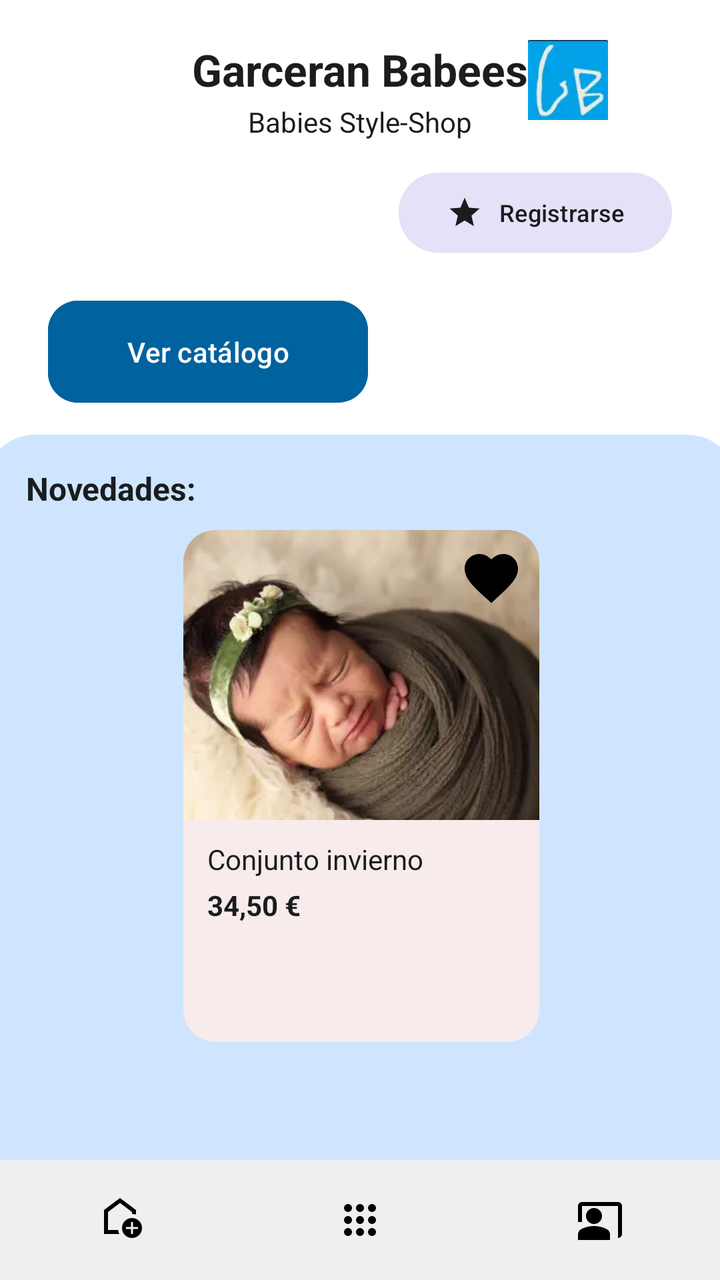
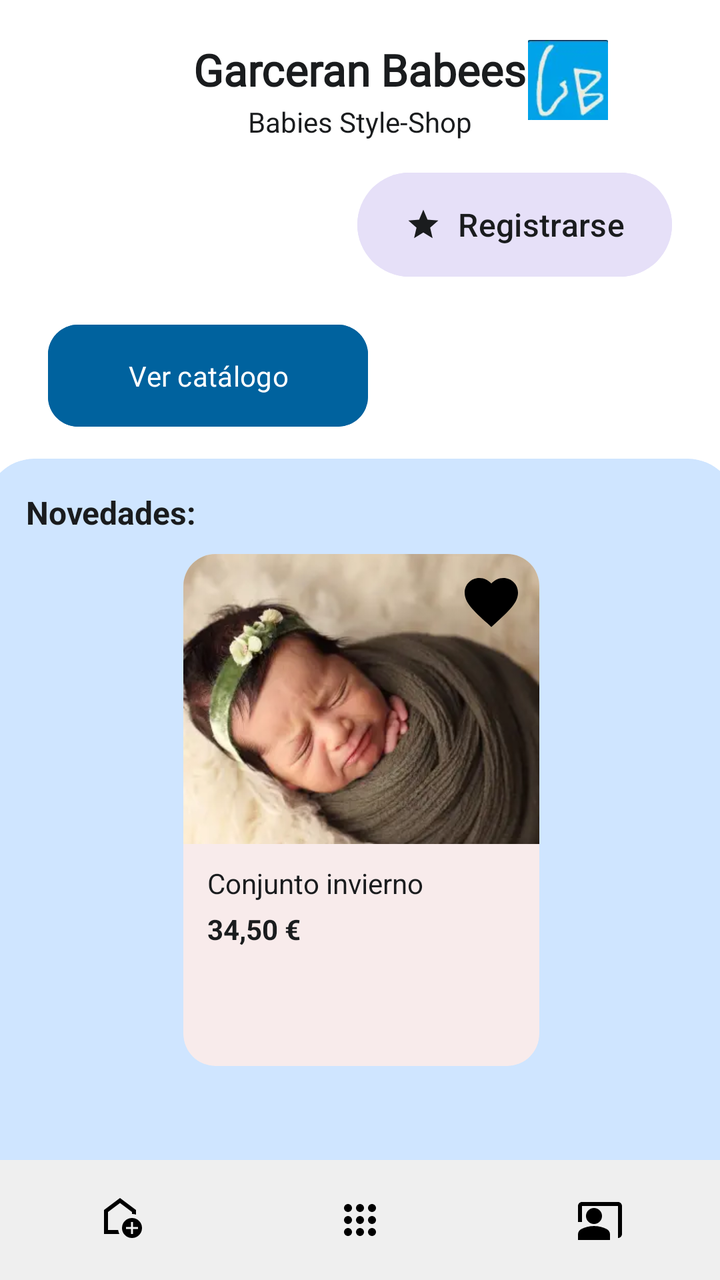

Before-and-after screenshots of an Android layout around one commit, followed by the original layout XML and the change that was made.
<!-- AndroidManifest.xml: application theme Theme.DePrototipoAlCodigo -->
<!-- res/layout/activity_main.xml -->
<?xml version="1.0" encoding="utf-8"?>
<androidx.constraintlayout.widget.ConstraintLayout
    xmlns:android="http://schemas.android.com/apk/res/android"
    xmlns:app="http://schemas.android.com/apk/res-auto"
    xmlns:tools="http://schemas.android.com/tools"
    android:layout_width="match_parent"
    android:layout_height="match_parent"
    android:background="#FFFFFF"
    tools:context=".MainActivity">

    <TextView
        android:id="@+id/tv_nombre_marca"
        android:layout_width="wrap_content"
        android:layout_height="wrap_content"
        android:text="@string/garceran_babees"
        android:textColor="#1A1C1E"
        android:textSize="22sp"
        android:textStyle="bold"
        app:layout_constraintTop_toTopOf="parent"
        app:layout_constraintStart_toStartOf="parent"
        app:layout_constraintEnd_toEndOf="parent"
        android:layout_marginTop="20dp" />


    <TextView
        android:id="@+id/tv_slogan"
        android:layout_width="wrap_content"
        android:layout_height="wrap_content"
        android:text="@string/tv_slogan"
        android:textColor="#1A1C1E"
        android:textSize="14sp"
        app:layout_constraintTop_toBottomOf="@id/tv_nombre_marca"
        app:layout_constraintStart_toStartOf="parent"
        app:layout_constraintEnd_toEndOf="parent"
        android:layout_marginTop="2dp" />


    <ImageView
        android:id="@+id/iv_logo"
        android:layout_width="40dp"
        android:layout_height="40dp"
        android:layout_marginEnd="56dp"
        android:src="@drawable/ic_logo"
        android:contentDescription="@string/desc_logo"
        app:layout_constraintBottom_toBottomOf="@id/tv_slogan"
        app:layout_constraintEnd_toEndOf="parent"
        app:layout_constraintTop_toTopOf="@id/tv_nombre_marca"
        app:layout_constraintVertical_bias="0.0" />

    <com.google.android.material.button.MaterialButton
        android:id="@+id/btn_registro"
        android:layout_width="wrap_content"
        android:layout_height="48dp"
        android:text="@string/tv_registrarse"
        android:textSize="12sp"
        android:backgroundTint="#E6E0F8"
        android:textColor="#1A1C1E"
        app:cornerRadius="100dp"
        app:icon="@drawable/ic_registrame"
        app:iconTint="#1A1C1E"
        app:layout_constraintTop_toBottomOf="@id/tv_slogan"
        app:layout_constraintEnd_toEndOf="parent"
        android:layout_marginEnd="24dp"
        android:layout_marginTop="12dp" />

    
    <com.google.android.material.button.MaterialButton
        android:id="@+id/btn_catalogo"
        android:layout_width="160dp"
        android:layout_height="51dp"
        android:text="@string/catalogo"
        android:textSize="14sp"
        android:backgroundTint="#00629E"
        android:textColor="#FFFFFF"
        android:padding="0dp"
        android:insetTop="0dp"
        android:insetBottom="0dp"
        app:cornerRadius="15dp"
        app:layout_constraintTop_toBottomOf="@id/btn_registro"
        app:layout_constraintStart_toStartOf="parent"
        android:layout_marginStart="24dp"
        android:layout_marginTop="20dp" />

    <com.google.android.material.card.MaterialCardView
        android:id="@+id/card_novedades"
        android:layout_width="375dp"
        android:layout_height="380dp"
        app:cardBackgroundColor="#CFE5FF"
        app:cardCornerRadius="24dp"
        app:cardElevation="0dp"
        app:strokeWidth="0dp"
        app:layout_constraintTop_toBottomOf="@id/btn_catalogo"
        app:layout_constraintStart_toStartOf="parent"
        app:layout_constraintEnd_toEndOf="parent"
        android:layout_marginTop="16dp">

        <androidx.constraintlayout.widget.ConstraintLayout
            android:layout_width="match_parent"
            android:layout_height="match_parent">

            <TextView
                android:id="@+id/tv_novedades_label"
                android:layout_width="wrap_content"
                android:layout_height="wrap_content"
                android:text="@string/tv_novedades"
                android:textColor="#1A1C1E"
                android:textSize="16sp"
                android:textStyle="bold"
                app:layout_constraintTop_toTopOf="parent"
                app:layout_constraintStart_toStartOf="parent"
                android:layout_marginStart="20dp"
                android:layout_marginTop="16dp" />

            <com.google.android.material.card.MaterialCardView
                android:id="@+id/card_conjunto_invierno"
                android:layout_width="178dp"
                android:layout_height="256dp"
                app:cardBackgroundColor="#F8EBEB"
                app:cardCornerRadius="16dp"
                app:cardElevation="0dp"
                app:strokeWidth="0dp"
                app:layout_constraintTop_toBottomOf="@id/tv_novedades_label"
                app:layout_constraintStart_toStartOf="parent"
                app:layout_constraintEnd_toEndOf="parent"
                android:layout_marginTop="10dp">

                <androidx.constraintlayout.widget.ConstraintLayout
                    android:layout_width="match_parent"
                    android:layout_height="match_parent">

                    
                    <ImageView
                        android:id="@+id/iv_conjunto_invierno"
                        android:layout_width="0dp"
                        android:layout_height="145dp"
                        android:scaleType="centerCrop"
                        android:src="@drawable/img_conjunto_invierno"
                        android:contentDescription="@string/desc_producto"
                        app:layout_constraintTop_toTopOf="parent"
                        app:layout_constraintStart_toStartOf="parent"
                        app:layout_constraintEnd_toEndOf="parent" />

                    <ImageView
                        android:id="@+id/iv_favorito"
                        android:layout_width="32dp"
                        android:layout_height="32dp"
                        android:src="@drawable/ic_favoritos"
                        android:contentDescription="@string/desc_favorito"
                        app:layout_constraintTop_toTopOf="parent"
                        app:layout_constraintEnd_toEndOf="parent"
                        android:layout_marginEnd="8dp"
                        android:layout_marginTop="8dp" />

                    <TextView
                        android:id="@+id/tv_nombre_producto"
                        android:layout_width="wrap_content"
                        android:layout_height="wrap_content"
                        android:text="@string/tv_conjunto_invierno"
                        android:textColor="#1A1C1E"
                        android:textSize="14sp"
                        app:layout_constraintTop_toBottomOf="@id/iv_conjunto_invierno"
                        app:layout_constraintStart_toStartOf="parent"
                        android:layout_marginStart="12dp"
                        android:layout_marginTop="10dp" />

                    <TextView
                        android:id="@+id/tv_precio"
                        android:layout_width="wrap_content"
                        android:layout_height="wrap_content"
                        android:text="@string/tv_precio"
                        android:textColor="#1A1C1E"
                        android:textSize="14sp"
                        android:textStyle="bold"
                        app:layout_constraintTop_toBottomOf="@id/tv_nombre_producto"
                        app:layout_constraintStart_toStartOf="parent"
                        android:layout_marginStart="12dp"
                        android:layout_marginTop="4dp" />

                </androidx.constraintlayout.widget.ConstraintLayout>

            </com.google.android.material.card.MaterialCardView>

        </androidx.constraintlayout.widget.ConstraintLayout>
    </com.google.android.material.card.MaterialCardView>

    <LinearLayout
        android:id="@+id/bottom_navigation"
        android:layout_width="0dp"
        android:layout_height="60dp"
        android:background="#EFEFEF"
        android:orientation="horizontal"
        android:gravity="center"
        app:layout_constraintBottom_toBottomOf="parent"
        app:layout_constraintStart_toStartOf="parent"
        app:layout_constraintEnd_toEndOf="parent">

        <ImageView
            android:id="@+id/iv_nav_inicio"
            android:layout_width="0dp"
            android:layout_height="wrap_content"
            android:layout_weight="1"
            android:src="@drawable/ic_inicio"
            android:contentDescription="@string/desc_inicio" />

        <ImageView
            android:id="@+id/iv_nav_grid"
            android:layout_width="0dp"
            android:layout_height="wrap_content"
            android:layout_weight="1"
            android:src="@drawable/ic_catalogo"
            android:contentDescription="@string/desc_nav_catalogo" />

        <ImageView
            android:id="@+id/iv_nav_perfil"
            android:layout_width="0dp"
            android:layout_height="wrap_content"
            android:layout_weight="1"
            android:src="@drawable/ic_perfil"
            android:contentDescription="@string/desc_perfil" />

    </LinearLayout>

</androidx.constraintlayout.widget.ConstraintLayout>
<!-- resources referenced by this layout -->
<resources>
  <!-- drawable ic_favoritos (drawable) -->
  <vector xmlns:android="http://schemas.android.com/apk/res/android" android:height="24dp" android:tint="#000000" android:viewportHeight="24" android:viewportWidth="24" android:width="24dp">
        
      <path android:fillColor="@android:color/white" android:pathData="M12,21.35l-1.45,-1.32C5.4,15.36 2,12.28 2,8.5 2,5.42 4.42,3 7.5,3c1.74,0 3.41,0.81 4.5,2.09C13.09,3.81 14.76,3 16.5,3 19.58,3 22,5.42 22,8.5c0,3.78 -3.4,6.86 -8.55,11.54L12,21.35z"/>
      
  </vector>
  <!-- drawable ic_inicio (drawable) -->
  <vector xmlns:android="http://schemas.android.com/apk/res/android" android:height="24dp" android:tint="#000000" android:viewportHeight="960" android:viewportWidth="960" android:width="24dp">
        
      <path android:fillColor="@android:color/white" android:pathData="M700,760L740,760L740,660L840,660L840,620L740,620L740,520L700,520L700,620L600,620L600,660L700,660L700,760ZM720,840Q637,840 578.5,781.5Q520,723 520,640Q520,557 578.5,498.5Q637,440 720,440Q803,440 861.5,498.5Q920,557 920,640Q920,723 861.5,781.5Q803,840 720,840ZM160,760L160,280L480,40L800,280L800,372Q781,366 761,363Q741,360 720,360L720,320L480,140L240,320L240,680L443,680Q446,701 452,721Q458,741 467,760L160,760ZM480,410L480,410L480,410L480,410L480,410Q480,410 480,410Q480,410 480,410Q480,410 480,410Q480,410 480,410Z"/>
      
  </vector>
  <!-- drawable ic_perfil (drawable) -->
  <vector xmlns:android="http://schemas.android.com/apk/res/android" android:height="24dp" android:tint="#000000" android:viewportHeight="24" android:viewportWidth="24" android:width="24dp">
        
      <path android:fillColor="@android:color/white" android:pathData="M21,3H3C1.9,3 1,3.9 1,5v8h2V5h18v16c1.1,0 2,-0.9 2,-2V5C23,3.9 22.1,3 21,3z"/>
        
      <path android:fillColor="@android:color/white" android:pathData="M9,10m-4,0a4,4 0,1 1,8 0a4,4 0,1 1,-8 0"/>
        
      <path android:fillColor="@android:color/white" android:pathData="M15.39,16.56C13.71,15.7 11.53,15 9,15c-2.53,0 -4.71,0.7 -6.39,1.56C1.61,17.07 1,18.1 1,19.22V22h16v-2.78C17,18.1 16.39,17.07 15.39,16.56z"/>
      
  </vector>
  <!-- drawable ic_registrame (drawable) -->
  <vector xmlns:android="http://schemas.android.com/apk/res/android" android:height="24dp" android:tint="#000000" android:viewportHeight="24" android:viewportWidth="24" android:width="24dp">
        
      <path android:fillColor="@android:color/white" android:pathData="M12,17.27L18.18,21l-1.64,-7.03L22,9.24l-7.19,-0.61L12,2 9.19,8.63 2,9.24l5.46,4.73L5.82,21z"/>
      
  </vector>
  <string name="catalogo">Ver catálogo</string>
  <string name="desc_favorito">Botón favorito</string>
  <string name="desc_inicio">Inicio</string>
  <string name="desc_logo">Logo de la marca</string>
  <string name="desc_nav_catalogo">Catálogo</string>
  <string name="desc_perfil">Perfil</string>
  <string name="desc_producto">Foto del conjunto de invierno</string>
  <string name="garceran_babees">Garceran Babees</string>
  <string name="tv_conjunto_invierno">Conjunto invierno</string>
  <string name="tv_novedades">Novedades:</string>
  <string name="tv_precio">34,50 €</string>
  <string name="tv_registrarse">Registrarse</string>
  <string name="tv_slogan">Babies Style-Shop</string>
  <style name="Theme.DePrototipoAlCodigo" parent="Base.Theme.DePrototipoAlCodigo" />
  <style name="Base.Theme.DePrototipoAlCodigo" parent="Theme.Material3.DayNight.NoActionBar">
          
          
      </style>
  <!-- unchanged entries left out for length: 3 -->
</resources>

<!-- the commit's change to res/layout/activity_main.xml (unified diff, before → after) -->
@@ -3,12 +3,14 @@
     xmlns:android="http://schemas.android.com/apk/res/android"
     xmlns:app="http://schemas.android.com/apk/res-auto"
     xmlns:tools="http://schemas.android.com/tools"
+    android:id="@+id/main"
     android:layout_width="match_parent"
     android:layout_height="match_parent"
     android:background="#FFFFFF"
     tools:context=".MainActivity">
 
     <TextView
+        style="@style/TextoTituloMarca"
         android:id="@+id/tv_nombre_marca"
         android:layout_width="wrap_content"
         android:layout_height="wrap_content"
@@ -50,9 +52,9 @@
     <com.google.android.material.button.MaterialButton
         android:id="@+id/btn_registro"
         android:layout_width="wrap_content"
-        android:layout_height="48dp"
+        android:layout_height="60dp"
         android:text="@string/tv_registrarse"
-        android:textSize="12sp"
+        android:textSize="16dp"
         android:backgroundTint="#E6E0F8"
         android:textColor="#1A1C1E"
         app:cornerRadius="100dp"
@@ -63,8 +65,8 @@
         android:layout_marginEnd="24dp"
         android:layout_marginTop="12dp" />
 
-    
     <com.google.android.material.button.MaterialButton
+        style="@style/TextoCatalogo"
         android:id="@+id/btn_catalogo"
         android:layout_width="160dp"
         android:layout_height="51dp"
<!-- resource entries referenced after the edit -->
@@ -41,7 +41,20 @@
   <string name="tv_precio">34,50 €</string>
   <string name="tv_registrarse">Registrarse</string>
   <string name="tv_slogan">Babies Style-Shop</string>
+  <style name="TextoCatalogo">
+          <item name="android:fontFamily">@font/playfair</item>
+          <item name="android:textSize">20sp</item>
+          <item name="android:lineHeight">30sp</item>
+          <item name="android:textColor">#FFFFFF</item>
+      </style>
+  <style name="TextoTituloMarca">
+          <item name="android:fontFamily">@font/kranky</item>
+          <item name="android:textSize">22sp</item>
+          <item name="android:lineHeight">33sp</item>
+          <item name="android:textColor">@color/tv_precio</item>
+      </style>
   <style name="Theme.DePrototipoAlCodigo" parent="Base.Theme.DePrototipoAlCodigo" />
+  <color name="tv_precio">#1A1C1E</color>
   <style name="Base.Theme.DePrototipoAlCodigo" parent="Theme.Material3.DayNight.NoActionBar">
           
           
